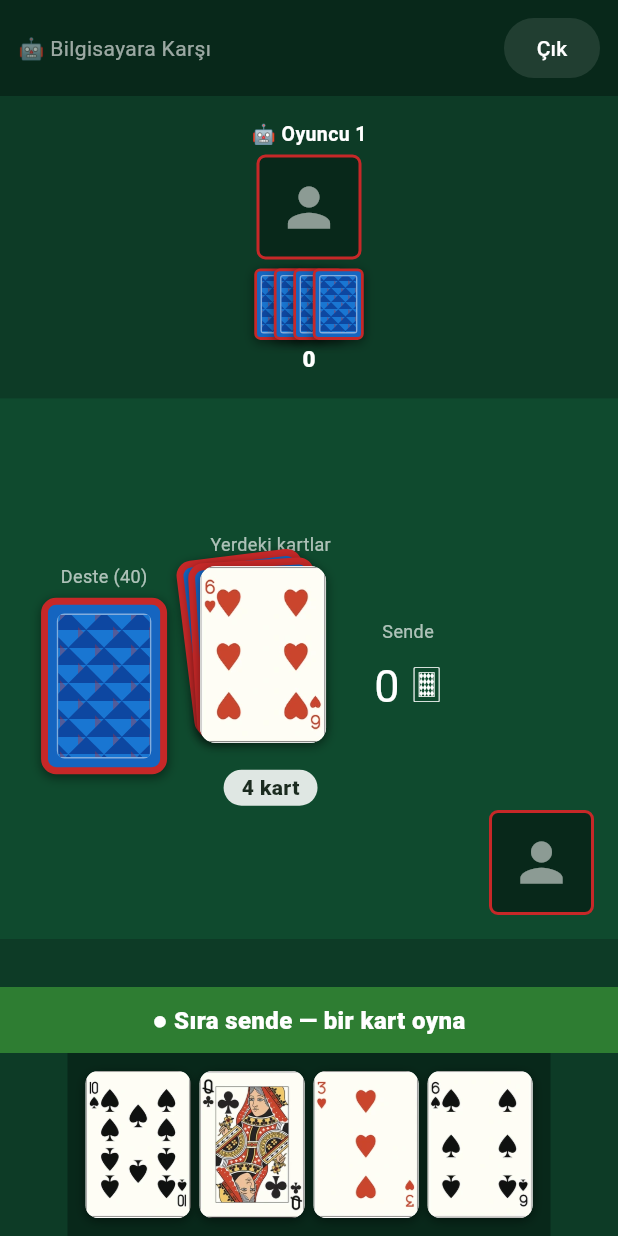
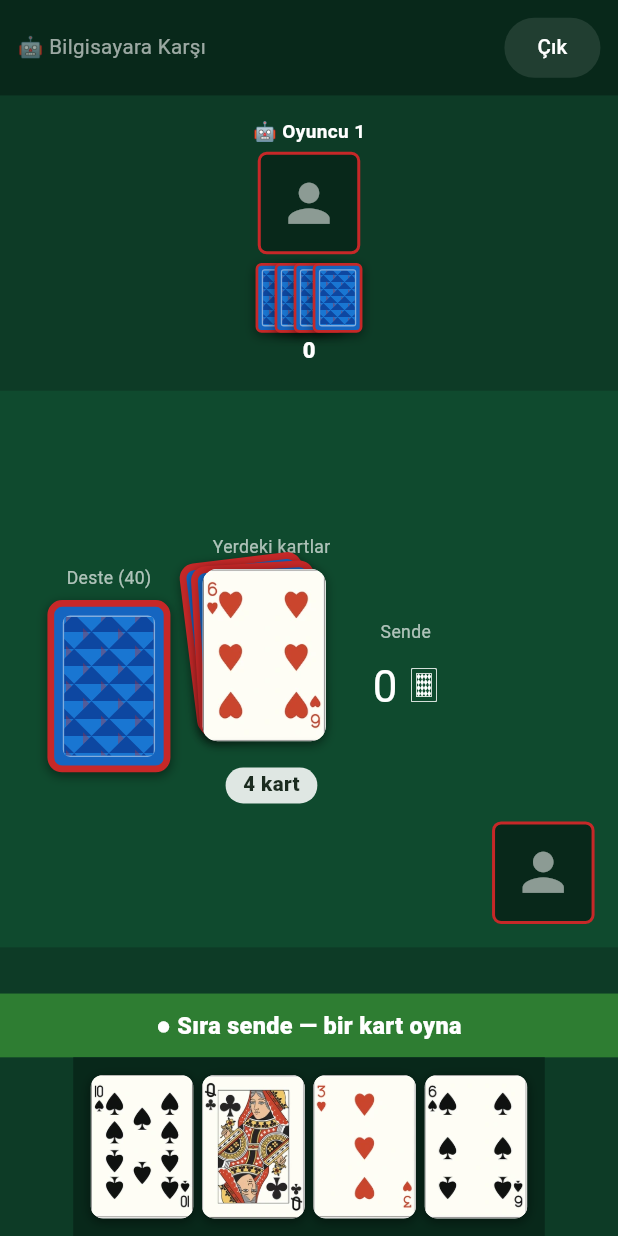
Before and after one commit to lutfuerkul/uno_online, a Flutter app: the PistiBotScreen screen opened directly, after a tap on an icon or button, on a phone screen of 412 x 824 dp. Run offline on Flutter 3.47's test engine with Material 3 defaults, Android fonts, the phone set to English and light mode, and no system bars; our stand-ins replace cloud_firestore, firebase_core, image_picker, package_info_plus, shared_preferences; accounts and stored records are empty; network calls fail.

Commit message:
UNO ve Pişti tahtalarını da tek ölçek katsayısıyla ölçekle
Okey'de denenip iyi sonuç veren yaklaşımın aynısı: build() en üstte bir
LayoutBuilder ile ekranı sabit bir referansa (390x844) oranlayıp tek bir
katsayı (0.75-1.15 arası) üretiyor; kart/fotoğraf boyutları, yazı
puntoları ve boşluklar hep bu katsayıyla çarpılıyor.

Eskiden her bölüm (masa, rakip kutuları, el, banner'lar) kendi başına
FittedBox ile bağımsız küçülüyordu; dar ekranlarda (ör. Honor serisi) bu,
parçaların birbirine göre tutarsız oranda görünmesine yol açıyordu.
FittedBox'lar yalnızca uç durumlar için emniyet payı olarak bırakıldı.

Pişti'de _LastActionBanner'ın pişti animasyonu _scale adını kullandığı
için, ekran ölçeğiyle karışmasın diye _pulse olarak yeniden adlandırıldı;
_TableStack ve _EmptySlot artık ölçüleri gelen kart genişliğinden
türetiyor.

```diff
--- a/lib/pisti/widgets/pisti_board_view.dart
+++ b/lib/pisti/widgets/pisti_board_view.dart
@@ -8,6 +8,22 @@ import '../models/pisti_card.dart';
 import '../models/pisti_game_state.dart';
 import '../theme/pisti_theme.dart';
 import 'pisti_card_widget.dart';
+
+/// Ekranın gerçek boyutunu sabit bir referansa (390x844 — yaygın bir telefon
+/// ölçüsü) oranlayan TEK katsayı; aşırı büyüme/küçülmeyi önlemek için
+/// 0.75-1.15 arasına sıkıştırılır. Okey tahtasındaki
+/// (`_OkeyBoardViewState._computeScale`) yaklaşımın aynısı: eskiden her bölüm
+/// (masa, rakip kutuları, el) kendi başına FittedBox ile küçülüyordu; dar
+/// ekranlarda (ör. Honor serisi) bu, parçaların birbirine göre tutarsız
+/// oranda görünmesine yol açıyordu. Artık kart/fotoğraf boyutları, yazı
+/// puntoları ve boşluklar hep bu tek katsayıyla ölçekleniyor.
+double _computeScale(BoxConstraints c) {
+  const refW = 390.0;
+  const refH = 844.0;
+  final w = c.maxWidth.isFinite ? c.maxWidth : refW;
+  final h = c.maxHeight.isFinite ? c.maxHeight : refH;
+  return math.min(w / refW, h / refH).clamp(0.75, 1.15);
+}
 
 /// Pişti tahtası — `docs/pisti/game.js`'teki `renderBoard()` ile birebir
 /// aynı görsel dili kullanır. Hem online (Firestore) hem de bilgisayara
@@ -33,7 +49,15 @@ class PistiBoardView extends StatelessWidget {
         if (state == null) {
           return const Center(child: CircularProgressIndicator());
         }
-        return _Board(controller: controller, state: state, roomLabel: roomLabel, onLeave: onLeave);
+        return LayoutBuilder(
+          builder: (context, constraints) => _Board(
+            controller: controller,
+            state: state,
+            roomLabel: roomLabel,
+            onLeave: onLeave,
+            scale: _computeScale(constraints),
+          ),
+        );
       },
     );
   }
@@ -45,12 +69,19 @@ class _Board extends StatelessWidget {
   final String roomLabel;
   final VoidCallback onLeave;
 
+  /// bkz. [_computeScale] — tahtadaki tüm ölçüler bununla çarpılır.
+  final double scale;
+
   const _Board({
     required this.controller,
     required this.state,
     required this.roomLabel,
     required this.onLeave,
+    required this.scale,
   });
+
+  /// Referans tasarımdaki bir ölçüyü ([scale] ile) bu ekrana uyarlar.
+  double _s(double v) => v * scale;
 
   bool get _collecting => state.pendingCapture != null;
   bool get _isMyTurn => controller.isMyTurn;
@@ -65,34 +96,38 @@ class _Board extends StatelessWidget {
       children: [
         Container(
           color: PistiColors.topbar,
-          padding: const EdgeInsets.symmetric(horizontal: 12, vertical: 8),
+          padding: EdgeInsets.symmetric(horizontal: _s(12), vertical: _s(8)),
           child: Row(
             mainAxisAlignment: MainAxisAlignment.spaceBetween,
             children: [
-              Text(roomLabel, style: const TextStyle(color: PistiColors.muted, fontSize: 14)),
+              Text(roomLabel, style: TextStyle(color: PistiColors.muted, fontSize: _s(14))),
               TextButton(
                 onPressed: onLeave,
                 style: TextButton.styleFrom(
                   backgroundColor: const Color(0x1AFFFFFF),
                   foregroundColor: Colors.white,
-                  padding: const EdgeInsets.symmetric(horizontal: 16, vertical: 8),
+                  padding: EdgeInsets.symmetric(horizontal: _s(16), vertical: _s(8)),
                 ),
-                child: const Text('Çık', style: TextStyle(fontSize: 14)),
+                child: Text('Çık', style: TextStyle(fontSize: _s(14))),
               ),
             ],
           ),
         ),
 
         Padding(
-          padding: const EdgeInsets.all(8),
+          padding: EdgeInsets.all(_s(8)),
           child: SingleChildScrollView(
             scrollDirection: Axis.horizontal,
             child: Row(
               mainAxisAlignment: MainAxisAlignment.center,
               children: [
                 for (var i = 0; i < controller.opponents.length; i++) ...[
-                  if (i > 0) const SizedBox(width: 8),
-                  _OpponentTile(id: controller.opponents[i], controller: controller, state: state),
+                  if (i > 0) SizedBox(width: _s(8)),
+                  _OpponentTile(
+                      id: controller.opponents[i],
+                      controller: controller,
+                      state: state,
+                      scale: scale),
                 ],
               ],
             ),
@@ -104,17 +139,17 @@ class _Board extends StatelessWidget {
             color: PistiColors.middle,
             child: Stack(
               children: [
-                // FittedBox: kısa/dar ekranlarda (küçük telefon, büyük
-                // görüntü ölçeği) orta alan dikeyde sığmazsa taşmak yerine
-                // orantılı küçülür. Sağdaki fotoğrafa (70px + 16px boşluk =
-                // 86px) yer açmak için hafif sola kaydırılmış.
+                // İçerik zaten tek ölçek katsayısıyla küçülüyor; FittedBox
+                // yalnızca uç durumlar için emniyet payı olarak duruyor.
+                // Sağdaki fotoğrafa (70px + 16px boşluk = 86px) yer açmak için
+                // hafif sola kaydırılmış.
                 Padding(
-                  padding: const EdgeInsets.only(right: 90),
+                  padding: EdgeInsets.only(right: _s(90)),
                   child: Center(
                     child: FittedBox(
                       fit: BoxFit.scaleDown,
                       child: Padding(
-                        padding: const EdgeInsets.all(8),
+                        padding: EdgeInsets.all(_s(8)),
                         child: Row(
                           mainAxisSize: MainAxisSize.min,
                           children: [
@@ -122,51 +157,53 @@ class _Board extends StatelessWidget {
                           mainAxisSize: MainAxisSize.min,
                           children: [
                             Text('Deste ($deckCount)',
-                                style: const TextStyle(color: PistiColors.pileLabel, fontSize: 12)),
-                            const SizedBox(height: 6),
+                                style: TextStyle(color: PistiColors.pileLabel, fontSize: _s(12))),
+                            SizedBox(height: _s(6)),
                             deckCount > 0
-                                ? const PistiCardWidget(faceDown: true, width: 84)
-                                : _EmptySlot(width: 84),
+                                ? PistiCardWidget(faceDown: true, width: _s(84))
+                                : _EmptySlot(width: _s(84)),
                           ],
                         ),
-                        const SizedBox(width: 22),
+                        SizedBox(width: _s(22)),
                         Column(
                           mainAxisSize: MainAxisSize.min,
                           children: [
-                            const Text('Yerdeki kartlar',
-                                style: TextStyle(color: PistiColors.pileLabel, fontSize: 12)),
-                            const SizedBox(height: 6),
-                            top != null ? _TableStack(pile: pile) : _EmptySlot(width: 84),
-                            const SizedBox(height: 10),
+                            Text('Yerdeki kartlar',
+                                style: TextStyle(color: PistiColors.pileLabel, fontSize: _s(12))),
+                            SizedBox(height: _s(6)),
+                            top != null
+                                ? _TableStack(pile: pile, cardWidth: _s(84))
+                                : _EmptySlot(width: _s(84)),
+                            SizedBox(height: _s(10)),
                             Container(
-                              padding: const EdgeInsets.symmetric(horizontal: 12, vertical: 2),
+                              padding: EdgeInsets.symmetric(horizontal: _s(12), vertical: _s(2)),
                               decoration: BoxDecoration(
                                 color: PistiColors.pileCountBg,
-                                borderRadius: BorderRadius.circular(12),
+                                borderRadius: BorderRadius.circular(_s(12)),
                               ),
                               child: Text(
                                 '${pile.length} kart',
-                                style: const TextStyle(
-                                    color: PistiColors.pileCountText, fontWeight: FontWeight.w800, fontSize: 14),
+                                style: TextStyle(
+                                    color: PistiColors.pileCountText, fontWeight: FontWeight.w800, fontSize: _s(14)),
                               ),
                             ),
                           ],
                         ),
-                        const SizedBox(width: 22),
+                        SizedBox(width: _s(22)),
                         Column(
                           mainAxisSize: MainAxisSize.min,
                           children: [
-                            const Text('Sende', style: TextStyle(color: PistiColors.pileLabel, fontSize: 12)),
-                            const SizedBox(height: 6),
+                            Text('Sende', style: TextStyle(color: PistiColors.pileLabel, fontSize: _s(12))),
+                            SizedBox(height: _s(6)),
                             Text('${controller.wonCount(controller.selfId)} 🂠',
-                                style: const TextStyle(color: Colors.white, fontSize: 30)),
+                                style: TextStyle(color: Colors.white, fontSize: _s(30))),
                             if (controller.pistiCountFor(controller.selfId) > 0)
                               Padding(
-                                padding: const EdgeInsets.only(top: 3),
+                                padding: EdgeInsets.only(top: _s(3)),
                                 child: Text(
                                   '🔥 ${controller.pistiCountFor(controller.selfId)} pişti',
-                                  style: const TextStyle(
-                                      color: PistiColors.pistiTag, fontSize: 12, fontWeight: FontWeight.w800),
+                                  style: TextStyle(
+                                      color: PistiColors.pistiTag, fontSize: _s(12), fontWeight: FontWeight.w800),
                                 ),
                               ),
                           ],
@@ -181,11 +218,11 @@ class _Board extends StatelessWidget {
                 // bilgi/sıra banner'ına tam yaslanmadan hafif ayrık (ikisinden
                 // de eşit boşlukla).
                 Positioned(
-                  right: 16,
-                  bottom: 16,
+                  right: _s(16),
+                  bottom: _s(16),
                   child: PlayerPhotoFrame(
                     base64Photo: controller.opponentPhoto(controller.selfId),
-                    size: 70,
+                    size: _s(70),
                     borderColor: PistiColors.primary,
                     backgroundColor: PistiColors.hand,
                   ),
@@ -203,11 +240,12 @@ class _Board extends StatelessWidget {
           playerName: state.lastAction != null
               ? controller.opponentName(state.lastAction!.player)
               : '',
+          scale: scale,
         ),
 
         Container(
           width: double.infinity,
-          padding: const EdgeInsets.all(10),
+          padding: EdgeInsets.all(_s(10)),
           color: _isMyTurn ? PistiColors.turnMine : PistiColors.turnTheirs,
           // FittedBox: satıra sığmayan uzun metinler (2 satıra geçip
           // yükseklik değiştirmeden) küçültülerek tek satırda kalır.
@@ -223,7 +261,7 @@ class _Board extends StatelessWidget {
               style: TextStyle(
                 color: _isMyTurn ? Colors.white : PistiColors.turnTheirsText,
                 fontWeight: FontWeight.w800,
-                fontSize: 16,
+                fontSize: _s(16),
               ),
             ),
           ),
@@ -231,21 +269,21 @@ class _Board extends StatelessWidget {
 
         Container(
           color: PistiColors.hand,
-          padding: const EdgeInsets.all(12),
+          padding: EdgeInsets.all(_s(12)),
           child: SingleChildScrollView(
             scrollDirection: Axis.horizontal,
             // SizedBox: elde hiç kart kalmadığında (yeni dağıtım beklenirken)
             // Row boş kalıp yüksekliği sıfırlanmasın diye kart yüksekliği
             // kadar sabit yer ayrılıyor.
             child: SizedBox(
-              height: 70 * 1.4,
+              height: _s(70) * 1.4,
               child: Row(
               children: [
                 for (var i = 0; i < controller.myHand.length; i++) ...[
-                  if (i > 0) const SizedBox(width: 6),
+                  if (i > 0) SizedBox(width: _s(6)),
                   PistiCardWidget(
                     card: controller.myHand[i],
-                    width: 70,
+                    width: _s(70),
                     dimmed: !_isMyTurn,
                     onTap: _isMyTurn ? () => _tryPlay(context, controller.myHand[i]) : null,
                   ),
@@ -277,11 +315,13 @@ class _EmptySlot extends StatelessWidget {
 
   @override
   Widget build(BuildContext context) {
+    // Ölçüler kart genişliğinden türetiliyor — [width] zaten ekran ölçeğiyle
+    // çarpılmış geldiği için köşe yarıçapı ve yazı da onunla birlikte küçülür.
     return CustomPaint(
       painter: _DashedBorderPainter(
         color: const Color(0x33FFFFFF),
         strokeWidth: 2,
-        radius: 10,
+        radius: width * 0.12,
         dashWidth: 6,
         dashGap: 4,
       ),
@@ -289,7 +329,8 @@ class _EmptySlot extends StatelessWidget {
         width: width,
         height: width * 1.4,
         alignment: Alignment.center,
-        child: const Text('boş', style: TextStyle(color: Color(0x66FFFFFF), fontSize: 13)),
+        child: Text('boş',
+            style: TextStyle(color: const Color(0x66FFFFFF), fontSize: width * 0.155)),
       ),
     );
   }
@@ -341,38 +382,45 @@ class _DashedBorderPainter extends CustomPainter {
 /// halinde hafifçe kaydırılmış olarak görünür.
 class _TableStack extends StatelessWidget {
   final List<PistiCard> pile;
-  const _TableStack({required this.pile});
+
+  /// Ekran ölçeğiyle çarpılmış kart genişliği; yığındaki kaydırma payları da
+  /// buna oranla hesaplanır.
+  final double cardWidth;
+  const _TableStack({required this.pile, required this.cardWidth});
 
   @override
   Widget build(BuildContext context) {
     final top = pile.last;
     final hidden = pile.length - 1;
-    if (hidden <= 0) return PistiCardWidget(card: top, width: 84);
+    if (hidden <= 0) return PistiCardWidget(card: top, width: cardWidth);
+
+    final dx = cardWidth * 0.119; // eski sabit: 84px kartta 10px
+    final dy = cardWidth * 0.095; // eski sabit: 84px kartta 8px
 
     return SizedBox(
-      width: 84 + 10,
-      height: 84 * 1.4 + 8,
+      width: cardWidth + dx,
+      height: cardWidth * 1.4 + dy,
       child: Stack(
         clipBehavior: Clip.none,
         children: [
           if (hidden >= 2)
             Positioned(
-              left: -10,
-              top: -8,
+              left: -dx,
+              top: -dy,
               child: Transform.rotate(
                 angle: -7 * math.pi / 180,
-                child: const PistiCardWidget(faceDown: true, width: 84),
+                child: PistiCardWidget(faceDown: true, width: cardWidth),
               ),
             ),
           Positioned(
-            left: -5,
-            top: -4,
+            left: -dx / 2,
+            top: -dy / 2,
             child: Transform.rotate(
               angle: -3.5 * math.pi / 180,
-              child: const PistiCardWidget(faceDown: true, width: 84),
+              child: PistiCardWidget(faceDown: true, width: cardWidth),
             ),
           ),
-          PistiCardWidget(card: top, width: 84),
+          PistiCardWidget(card: top, width: cardWidth),
         ],
       ),
     );
@@ -383,8 +431,15 @@ class _OpponentTile extends StatelessWidget {
   final String id;
   final PistiBoardController controller;
   final PistiGameState state;
+  final double scale;
 
-  const _OpponentTile({required this.id, required this.controller, required this.state});
+  const _OpponentTile(
+      {required this.id,
+      required this.controller,
+      required this.state,
+      required this.scale});
+
+  double _s(double v) => v * scale;
 
   @override
   Widget build(BuildContext context) {
@@ -392,12 +447,13 @@ class _OpponentTile extends StatelessWidget {
     final count = controller.opponentCardCount(id);
     final won = controller.wonCount(id);
     final pisti = controller.pistiCountFor(id);
+    final cardW = _s(34);
 
     return Container(
-      constraints: const BoxConstraints(minWidth: 84),
-      padding: const EdgeInsets.symmetric(horizontal: 10, vertical: 6),
+      constraints: BoxConstraints(minWidth: _s(84)),
+      padding: EdgeInsets.symmetric(horizontal: _s(10), vertical: _s(6)),
       decoration: BoxDecoration(
-        borderRadius: BorderRadius.circular(10),
+        borderRadius: BorderRadius.circular(_s(10)),
         border: Border.all(color: isTurn ? PistiColors.oppTurnBorder : Colors.transparent, width: 2),
         color: isTurn ? PistiColors.oppTurnBg : null,
       ),
@@ -406,31 +462,31 @@ class _OpponentTile extends StatelessWidget {
         children: [
           Text(
             controller.opponentName(id),
-            style: const TextStyle(color: Colors.white, fontWeight: FontWeight.w700, fontSize: 13),
+            style: TextStyle(color: Colors.white, fontWeight: FontWeight.w700, fontSize: _s(13)),
           ),
-          const SizedBox(height: 4),
+          SizedBox(height: _s(4)),
           PlayerPhotoFrame(
             base64Photo: controller.opponentPhoto(id),
-            size: 70,
+            size: _s(70),
             borderColor: PistiColors.primary,
             backgroundColor: PistiColors.hand,
           ),
-          const SizedBox(height: 4),
+          SizedBox(height: _s(4)),
           Padding(
-            padding: const EdgeInsets.symmetric(vertical: 2),
+            padding: EdgeInsets.symmetric(vertical: _s(2)),
             child: _OverlappingOpponentCards(
               count: count,
-              cardWidth: 34,
-              overlap: 21,
-              cardBuilder: () => const PistiCardWidget(faceDown: true, width: 34),
+              cardWidth: cardW,
+              overlap: _s(21),
+              cardBuilder: () => PistiCardWidget(faceDown: true, width: cardW),
             ),
           ),
-          Text('$won', style: const TextStyle(color: Colors.white, fontWeight: FontWeight.w800, fontSize: 15)),
+          Text('$won', style: TextStyle(color: Colors.white, fontWeight: FontWeight.w800, fontSize: _s(15))),
           if (pisti > 0)
             Padding(
-              padding: const EdgeInsets.only(top: 3),
+              padding: EdgeInsets.only(top: _s(3)),
               child: Text('🔥 $pisti pişti',
-                  style: const TextStyle(color: PistiColors.pistiTag, fontSize: 12, fontWeight: FontWeight.w800)),
+                  style: TextStyle(color: PistiColors.pistiTag, fontSize: _s(12), fontWeight: FontWeight.w800)),
             ),
         ],
       ),
@@ -443,7 +499,13 @@ class _LastActionBanner extends StatefulWidget {
   /// korunur (bkz. çağıran yerdeki yorum).
   final PistiLastAction? action;
   final String playerName;
-  const _LastActionBanner({required this.action, required this.playerName});
+
+  /// bkz. [_computeScale] — yazı puntoları/boşluklar bununla çarpılır.
+  /// (Aşağıdaki `_pulse` ile karıştırılmamalı: o, pişti anındaki büyüyüp
+  /// küçülme animasyonu.)
+  final double scale;
+  const _LastActionBanner(
+      {required this.action, required this.playerName, required this.scale});
 
   @override
   State<_LastActionBanner> createState() => _LastActionBannerState();
@@ -452,7 +514,12 @@ class _LastActionBanner extends StatefulWidget {
 class _LastActionBannerState extends State<_LastActionBanner>
     with SingleTickerProviderStateMixin {
   late final AnimationController _controller;
-  late final Animation<double> _scale;
+
+  /// Pişti olunca banner'ı hafifçe büyütüp küçülten animasyon — ekran
+  /// ölçeğiyle (widget.scale) ilgisi yok.
+  late final Animation<double> _pulse;
+
+  double _s(double v) => v * widget.scale;
 
   @override
   void initState() {
@@ -461,7 +528,7 @@ class _LastActionBannerState extends State<_LastActionBanner>
       vsync: this,
       duration: const Duration(milliseconds: 800),
     );
-    _scale = Tween<double>(begin: 1, end: 1.05).animate(
+    _pulse = Tween<double>(begin: 1, end: 1.05).animate(
       CurvedAnimation(parent: _controller, curve: Curves.easeInOut),
     );
     if (widget.action?.isPisti ?? false) {
@@ -501,25 +568,25 @@ class _LastActionBannerState extends State<_LastActionBanner>
   Widget build(BuildContext context) {
     final action = widget.action;
     if (action == null) {
-      return const Padding(
-        padding: EdgeInsets.symmetric(vertical: 4, horizontal: 10),
+      return Padding(
+        padding: EdgeInsets.symmetric(vertical: _s(4), horizontal: _s(10)),
         child: Text(
           '',
           textAlign: TextAlign.center,
           style: TextStyle(
-              color: PistiColors.lastAction, fontSize: 16.5, fontWeight: FontWeight.w700),
+              color: PistiColors.lastAction, fontSize: _s(16.5), fontWeight: FontWeight.w700),
         ),
       );
     }
     if (action.isPisti) {
       return ScaleTransition(
-        scale: _scale,
+        scale: _pulse,
         child: Container(
-          margin: const EdgeInsets.symmetric(vertical: 4, horizontal: 12),
-          padding: const EdgeInsets.symmetric(vertical: 8, horizontal: 10),
+          margin: EdgeInsets.symmetric(vertical: _s(4), horizontal: _s(12)),
+          padding: EdgeInsets.symmetric(vertical: _s(8), horizontal: _s(10)),
           decoration: BoxDecoration(
             color: PistiColors.pistiBannerBg,
-            borderRadius: BorderRadius.circular(10),
+            borderRadius: BorderRadius.circular(_s(10)),
           ),
           child: FittedBox(
             fit: BoxFit.scaleDown,
@@ -530,9 +597,9 @@ class _LastActionBannerState extends State<_LastActionBanner>
               textAlign: TextAlign.center,
               maxLines: 1,
               softWrap: false,
-              style: const TextStyle(
+              style: TextStyle(
                 color: PistiColors.pistiBannerText,
-                fontSize: 17,
+                fontSize: _s(17),
                 fontWeight: FontWeight.w900,
               ),
             ),
@@ -541,7 +608,7 @@ class _LastActionBannerState extends State<_LastActionBanner>
       );
     }
     return Padding(
-      padding: const EdgeInsets.symmetric(vertical: 4, horizontal: 10),
+      padding: EdgeInsets.symmetric(vertical: _s(4), horizontal: _s(10)),
       // FittedBox: satıra sığmayan uzun metinler (2 satıra geçip yükseklik
       // değiştirmeden) küçültülerek tek satırda kalır.
       child: FittedBox(
@@ -551,9 +618,9 @@ class _LastActionBannerState extends State<_LastActionBanner>
           maxLines: 1,
           overflow: TextOverflow.clip,
           text: TextSpan(
-            style: const TextStyle(
+            style: TextStyle(
               color: PistiColors.lastAction,
-              fontSize: 16.5,
+              fontSize: _s(16.5),
               fontWeight: FontWeight.w700,
             ),
             children: [
```
Also changed, not shown: lib/widgets/uno_board_view.dart (+111 -61 lines).
